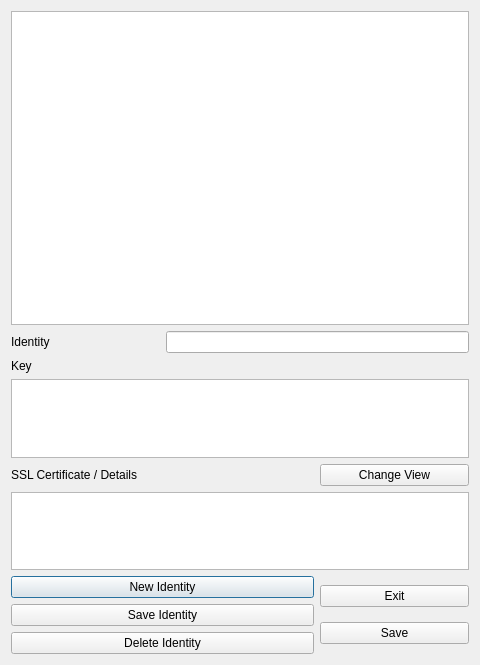
Above: ui/cert-store.ui from berndhs/egalite before the change. Below: the same form after it.
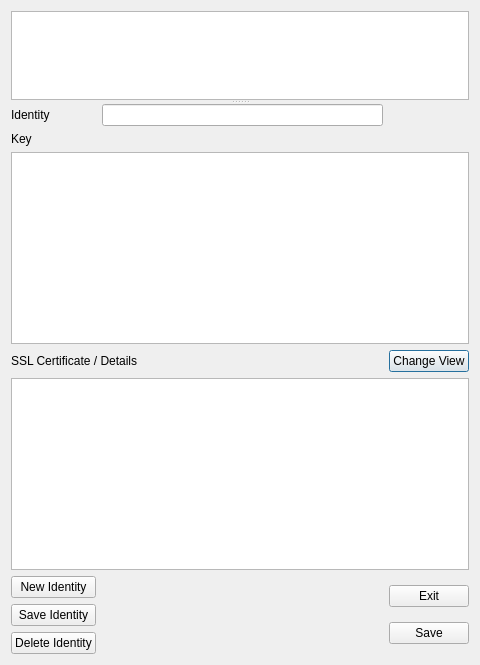
That is the form after the change. Icons and pictures are not drawn.

Patch:
```diff
--- a/ui/cert-store.ui
+++ b/ui/cert-store.ui
@@ -17,8 +17,12 @@
    <iconset resource="../dchat.qrc">
     <normaloff>:/dchatlogo.png</normaloff>:/dchatlogo.png</iconset>
   </property>
-  <layout class="QGridLayout" name="gridLayout">
-   <item row="0" column="0" colspan="3">
+  <layout class="QGridLayout" name="gridLayout_2">
+   <item row="0" column="0">
+    <widget class="QSplitter" name="splitter">
+     <property name="orientation">
+      <enum>Qt::Vertical</enum>
+     </property>
     <widget class="QListView" name="identList">
      <property name="sizePolicy">
       <sizepolicy hsizetype="Expanding" vsizetype="Expanding">
@@ -30,29 +34,64 @@
       <bool>false</bool>
      </property>
     </widget>
-   </item>
-   <item row="1" column="0">
+     <widget class="QWidget" name="">
+      <layout class="QGridLayout" name="gridLayout">
+       <item row="0" column="0">
     <widget class="QLabel" name="label">
      <property name="text">
       <string>Identity</string>
      </property>
     </widget>
    </item>
-   <item row="1" column="1" colspan="2">
+       <item row="0" column="1">
     <widget class="QLineEdit" name="nameEdit">
      <property name="readOnly">
       <bool>false</bool>
      </property>
     </widget>
    </item>
-   <item row="5" column="0" colspan="2">
+       <item row="1" column="0">
+        <widget class="QLabel" name="label_2">
+         <property name="text">
+          <string>Key</string>
+         </property>
+        </widget>
+       </item>
+       <item row="2" column="0" colspan="3">
+        <widget class="QPlainTextEdit" name="keyEdit">
+         <property name="sizePolicy">
+          <sizepolicy hsizetype="Expanding" vsizetype="Expanding">
+           <horstretch>0</horstretch>
+           <verstretch>5</verstretch>
+          </sizepolicy>
+         </property>
+        </widget>
+       </item>
+       <item row="3" column="0" colspan="2">
     <widget class="QLabel" name="label_3">
      <property name="text">
       <string>SSL Certificate / Details</string>
      </property>
     </widget>
    </item>
-   <item row="7" column="0" colspan="2">
+       <item row="3" column="2">
+        <widget class="QPushButton" name="changeViewButton">
+         <property name="text">
+          <string>Change View</string>
+         </property>
+        </widget>
+       </item>
+       <item row="4" column="0" colspan="3">
+        <widget class="QPlainTextEdit" name="certEdit">
+         <property name="sizePolicy">
+          <sizepolicy hsizetype="Expanding" vsizetype="Expanding">
+           <horstretch>0</horstretch>
+           <verstretch>5</verstretch>
+          </sizepolicy>
+         </property>
+        </widget>
+       </item>
+       <item row="5" column="0">
     <layout class="QVBoxLayout" name="verticalLayout_2">
      <item>
       <widget class="QPushButton" name="newIdButton">
@@ -77,7 +116,7 @@
      </item>
     </layout>
    </item>
-   <item row="7" column="2">
+       <item row="5" column="2">
     <layout class="QVBoxLayout" name="verticalLayout">
      <item>
       <widget class="QPushButton" name="exitButton">
@@ -95,38 +134,8 @@
      </item>
     </layout>
    </item>
-   <item row="5" column="2">
-    <widget class="QPushButton" name="changeViewButton">
-     <property name="text">
-      <string>Change View</string>
-     </property>
-    </widget>
-   </item>
-   <item row="6" column="0" colspan="3">
-    <widget class="QPlainTextEdit" name="certEdit">
-     <property name="sizePolicy">
-      <sizepolicy hsizetype="Expanding" vsizetype="Expanding">
-       <horstretch>0</horstretch>
-       <verstretch>5</verstretch>
-      </sizepolicy>
-     </property>
-    </widget>
-   </item>
-   <item row="3" column="0" colspan="3">
-    <widget class="QPlainTextEdit" name="keyEdit">
-     <property name="sizePolicy">
-      <sizepolicy hsizetype="Expanding" vsizetype="Expanding">
-       <horstretch>0</horstretch>
-       <verstretch>5</verstretch>
-      </sizepolicy>
-     </property>
-    </widget>
-   </item>
-   <item row="2" column="0">
-    <widget class="QLabel" name="label_2">
-     <property name="text">
-      <string>Key</string>
-     </property>
+      </layout>
+     </widget>
     </widget>
    </item>
   </layout>
```
Lines whose indentation alone changed are shown as unchanged.
